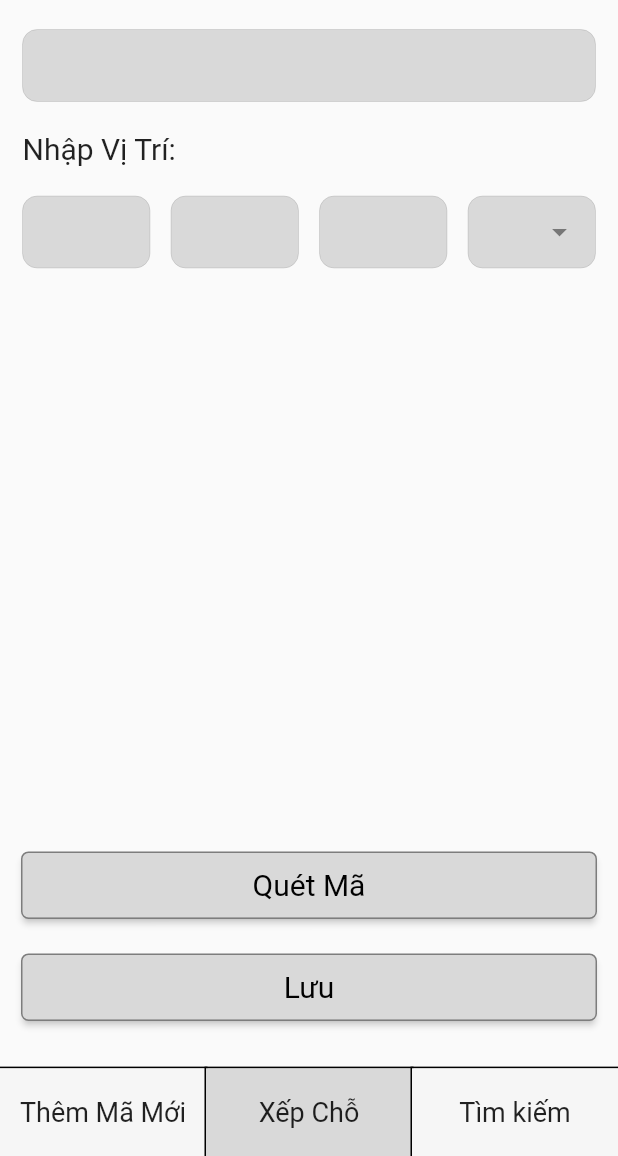
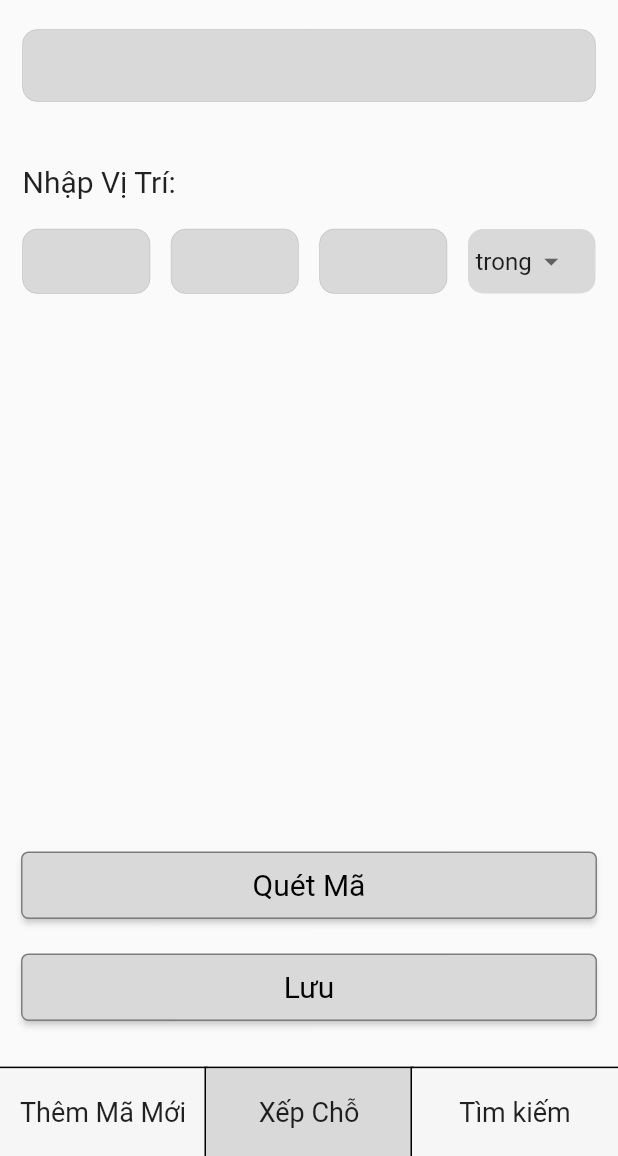
Before and after one commit to tanphuccgl/printer, a Flutter app: the screen it shows after launch, item 2 of the bottom bar chosen, on a phone screen of 412 x 824 dp, the part 80-1236 px from its top. Run offline on Flutter 3.47's test engine with Material 2 defaults, Android fonts, the phone set to English and light mode, and no system bars; our stand-ins replace bot_toast, cloud_firestore, equatable, firebase_core, firebase_storage, flutter_bloc and 7 more; accounts and stored records are empty.

Commit message:
sort product

```diff
--- a/lib/src/features/sort/cubit/sort_state.dart
+++ b/lib/src/features/sort/cubit/sort_state.dart
@@ -2,6 +2,41 @@
 part of 'sort_bloc.dart';
 
 class SortState extends Equatable {
+  final String productId;
+  final int shelfNumber;
+  final int columnNumber;
+  final int floorNumber;
+  final LocationEnum location;
+  const SortState({
+    this.productId = "",
+    this.shelfNumber = 0,
+    this.columnNumber = 0,
+    this.floorNumber = 0,
+    this.location = LocationEnum.inside,
+  });
+
   @override
-  List<Object?> get props => throw UnimplementedError();
+  List<Object?> get props => [
+        productId,
+        shelfNumber,
+        columnNumber,
+        floorNumber,
+        location,
+      ];
+
+  SortState copyWith({
+    String? productId,
+    int? shelfNumber,
+    int? columnNumber,
+    int? floorNumber,
+    LocationEnum? location,
+  }) {
+    return SortState(
+      productId: productId ?? this.productId,
+      shelfNumber: shelfNumber ?? this.shelfNumber,
+      columnNumber: columnNumber ?? this.columnNumber,
+      floorNumber: floorNumber ?? this.floorNumber,
+      location: location ?? this.location,
+    );
+  }
 }
--- a/lib/src/features/sort/pages/sort_page.dart
+++ b/lib/src/features/sort/pages/sort_page.dart
@@ -1,4 +1,7 @@
 import 'package:flutter/material.dart';
+import 'package:flutter_bloc/flutter_bloc.dart';
+import 'package:printer/src/features/sort/cubit/sort_bloc.dart';
+import 'package:printer/src/network/model/product_model.dart';
 import 'package:printer/src/theme/colors.dart';
 import 'package:printer/widgets/froms/input.dart';
 
@@ -9,15 +12,21 @@ class SortPage extends StatelessWidget {
   Widget build(BuildContext context) {
     final size = MediaQuery.of(context).size;
 
+    return BlocProvider(
+      create: (context) => SortBloc(),
+      child: BlocBuilder<SortBloc, SortState>(
+        builder: (context, state) {
           return Scaffold(
+            resizeToAvoidBottomInset: false,
             body: SafeArea(
               child: Padding(
                 padding: const EdgeInsets.symmetric(
                   vertical: 30,
                   horizontal: 15,
                 ),
-          child:
-              Column(crossAxisAlignment: CrossAxisAlignment.start, children: [
+                child: Column(
+                    crossAxisAlignment: CrossAxisAlignment.start,
+                    children: [
                       const Text(
                         "Nhập Mã:",
                         style: TextStyle(
@@ -26,7 +35,11 @@ class SortPage extends StatelessWidget {
                         ),
                       ),
                       const SizedBox(height: 20),
-            const XInput(value: ""),
+                      XInput(
+                        value: state.productId,
+                        onChanged: (value) =>
+                            context.read<SortBloc>().onChangedProductId(value),
+                      ),
                       const SizedBox(height: 20),
                       const Text(
                         "Nhập Vị Trí:",
@@ -36,20 +49,79 @@ class SortPage extends StatelessWidget {
                         ),
                       ),
                       const SizedBox(height: 20),
-            const Row(
+                      SizedBox(
+                        height: 65,
+                        child: Row(
                           mainAxisAlignment: MainAxisAlignment.spaceBetween,
+                          crossAxisAlignment: CrossAxisAlignment.start,
                           children: [
-                SizedBox(width: 85, height: 65, child: XInput(value: "")),
-                SizedBox(width: 85, height: 65, child: XInput(value: "")),
-                SizedBox(width: 85, height: 65, child: XInput(value: "")),
                             SizedBox(
                                 width: 85,
                                 height: 65,
                                 child: XInput(
-                      value: "",
-                      showArrowIcon: true,
+                                  value: state.shelfNumber == 0
+                                      ? ""
+                                      : state.shelfNumber.toString(),
+                                  keyboardType: TextInputType.number,
+                                  maxLength: 1,
+                                  onChanged: (value) => context
+                                      .read<SortBloc>()
+                                      .onChangedShelfNumber(value),
                                 )),
+                            SizedBox(
+                                width: 85,
+                                height: 65,
+                                child: XInput(
+                                  value: state.columnNumber == 0
+                                      ? ""
+                                      : state.columnNumber.toString(),
+                                  keyboardType: TextInputType.number,
+                                  maxLength: 1,
+                                  onChanged: (value) => context
+                                      .read<SortBloc>()
+                                      .onChangedColumnNumber(value),
+                                )),
+                            SizedBox(
+                                width: 85,
+                                height: 65,
+                                child: XInput(
+                                  value: state.floorNumber == 0
+                                      ? ""
+                                      : state.floorNumber.toString(),
+                                  keyboardType: TextInputType.number,
+                                  maxLength: 1,
+                                  onChanged: (value) => context
+                                      .read<SortBloc>()
+                                      .onChangedFloorNumber(value),
+                                )),
+                            Container(
+                              width: 85,
+                              height: 43,
+                              padding: const EdgeInsets.only(left: 5),
+                              decoration: BoxDecoration(
+                                  color: XColors.primary2,
+                                  borderRadius: BorderRadius.circular(10)),
+                              child: DropdownButton<LocationEnum>(
+                                icon: const Icon(Icons.arrow_drop_down),
+                                iconSize: 22,
+                                underline: const SizedBox(),
+                                value: state.location,
+                                onChanged: (LocationEnum? value) {
+                                  return context
+                                      .read<SortBloc>()
+                                      .onChangedLocation(value!);
+                                },
+                                items: LocationEnum.values
+                                    .map((LocationEnum location) {
+                                  return DropdownMenuItem<LocationEnum>(
+                                    value: location,
+                                    child: Text(location.label),
+                                  );
+                                }).toList(),
+                              ),
+                            )
                           ],
+                        ),
                       ),
                       const Spacer(),
                       Center(
@@ -62,7 +134,7 @@ class SortPage extends StatelessWidget {
                               backgroundColor: XColors.primary2,
                               padding: const EdgeInsets.symmetric(
                                   vertical: 10, horizontal: 12)),
-                onPressed: () {},
+                          onPressed: () => context.read<SortBloc>().printer(),
                           child: const Text(
                             "Quét Mã",
                             style: TextStyle(
@@ -84,7 +156,8 @@ class SortPage extends StatelessWidget {
                               backgroundColor: XColors.primary2,
                               padding: const EdgeInsets.symmetric(
                                   vertical: 10, horizontal: 12)),
-                onPressed: () {},
+                          onPressed: () =>
+                              context.read<SortBloc>().sortProduct(),
                           child: const Text(
                             "Lưu",
                             style: TextStyle(
@@ -99,5 +172,8 @@ class SortPage extends StatelessWidget {
               ),
             ),
           );
+        },
+      ),
+    );
   }
 }
--- a/lib/src/network/model/product_model.dart
+++ b/lib/src/network/model/product_model.dart
@@ -24,6 +24,15 @@ enum LocationEnum {
         return "inside";
       case LocationEnum.outside:
         return "outside";
+    }
+  }
+
+  String get label {
+    switch (this) {
+      case LocationEnum.inside:
+        return "trong";
+      case LocationEnum.outside:
+        return "ngoài";
     }
   }
 }
--- a/lib/src/network/repositories/product/product_repository.dart
+++ b/lib/src/network/repositories/product/product_repository.dart
@@ -3,4 +3,9 @@ import 'package:printer/src/network/model/product_model.dart';
 
 abstract class ProductRepository {
   Future<XResult<ProductModel>> createProduct(ProductModel data);
+
+  Future<XResult<bool>> updateProduct({
+    required String productId,
+    required Map<String, dynamic> item,
+  });
 }
--- a/lib/src/theme/themes.dart
+++ b/lib/src/theme/themes.dart
@@ -28,7 +28,6 @@ class XTheme {
             fontSize: 20,
             fontWeight: FontWeight.w700,
             letterSpacing: -0.41,
-            height: 1.5,
           ),
           systemOverlayStyle: barOverLayStyle,
         ),
--- a/lib/widgets/froms/input.dart
+++ b/lib/widgets/froms/input.dart
@@ -179,7 +179,6 @@ class _XInputState extends State<XInput> {
             const EdgeInsets.symmetric(vertical: 11, horizontal: 15),
         prefixIcon: widget.prefixIcon,
         suffixIcon: _buildActions(),
-        counterText: widget.counterText,
         counterStyle: const TextStyle(color: XColors.borderInput),
         filled: true,
         fillColor: XColors.primary2,
@@ -188,6 +187,8 @@ class _XInputState extends State<XInput> {
         focusedErrorBorder: widget.focusedBorder ?? errorBorder,
         enabledBorder: widget.enabledBorder ?? enabledBorder,
         border: widget.border,
+        helperText: "",
+        counterText: "",
       ),
       onTapOutside: (e) => FocusScope.of(context).unfocus(),
       keyboardType: widget.keyboardType,
```
Also changed, not shown: lib/src/features/sort/cubit/sort_bloc.dart (+60 -1 lines), lib/src/network/data_sources/base_data_source.dart (+12 -13 lines), lib/src/network/repositories/product/product_colection.dart (+0 -11 lines), lib/src/network/repositories/product/product_repository_impl.dart (+8 -1 lines). Lines whose indentation alone changed are shown as unchanged.
